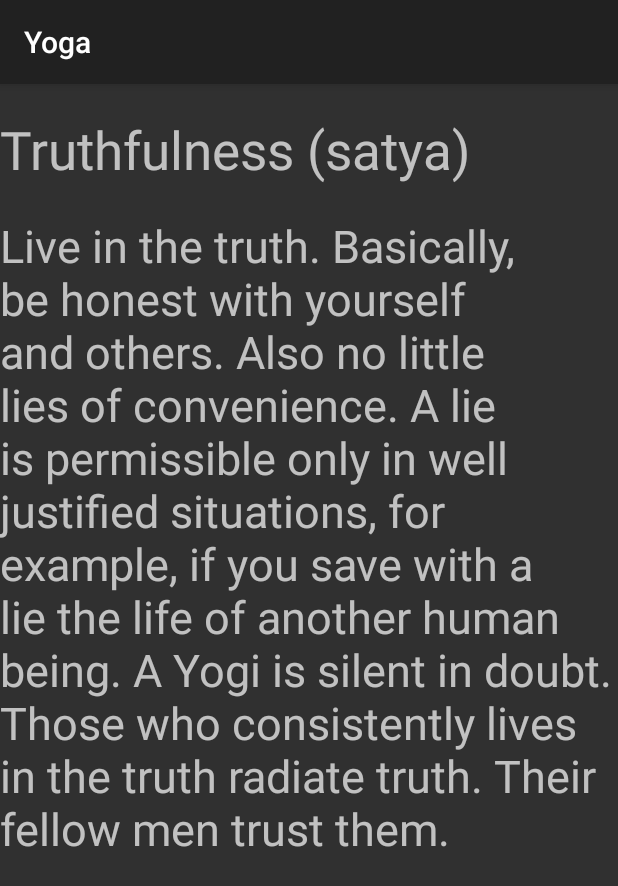
After one commit to Mutharasan96/Yoga, an Android app: the fragment PrinYoga2 shown on its own in the app's theme, on a phone screen of 412 x 824 dp. The commit adds this screen. Shown: the top 886 px of the screen. Run offline under Robolectric (Android 15) with nearby library versions, the phone set to English and light mode, and no system bars.

Commit message:
Pageviewer is created and Fragments for Principle of Yoga is inserted into that.

```diff
--- a/app/src/main/AndroidManifest.xml
+++ b/app/src/main/AndroidManifest.xml
@@ -11,6 +11,7 @@
         android:supportsRtl="true"
         android:theme="@style/Theme.AppCompat"
         tools:ignore="AllowBackup,GoogleAppIndexingWarning">
+        <activity android:name=".PageActivity"></activity>
         <activity
             android:name=".StartScreen"
             android:label="@string/title_activity_start_screen">
@@ -20,9 +21,7 @@
                 <category android:name="android.intent.category.LAUNCHER" />
             </intent-filter>
         </activity>
-        <activity android:name=".MainActivity">
-
-        </activity>
+        <activity android:name=".MainActivity"></activity>
     </application>
 
 </manifest>
--- /dev/null
+++ b/app/src/main/java/com/example/yoga/PrinYoga2.java
@@ -0,0 +1,19 @@
+package com.example.yoga;
+
+import android.support.annotation.NonNull;
+import android.support.v4.app.Fragment;
+import android.os.Bundle;
+import android.view.LayoutInflater;
+import android.view.View;
+import android.view.ViewGroup;
+
+public class PrinYoga2 extends Fragment {
+
+
+    @Override
+    public View onCreateView(@NonNull LayoutInflater inflater, ViewGroup container,
+                             Bundle savedInstanceState) {
+        // Inflate the layout for this fragment
+        return inflater.inflate(R.layout.fragment_prin_yoga2, container, false);
+    }
+}
--- /dev/null
+++ b/app/src/main/res/layout/fragment_prin_yoga2.xml
@@ -0,0 +1,25 @@
+<?xml version="1.0" encoding="utf-8"?>
+<RelativeLayout xmlns:android="http://schemas.android.com/apk/res/android"
+    xmlns:tools="http://schemas.android.com/tools"
+    android:layout_width="match_parent"
+    android:layout_height="match_parent"
+    tools:context=".PrinYoga2">
+
+    <TextView
+        android:layout_width="match_parent"
+        android:layout_height="wrap_content"
+        android:text="@string/saatya_title"
+        android:textSize="35sp"
+        android:layout_marginTop="20dp"
+        android:id="@+id/ahimsa_title"
+        />
+    <TextView
+        android:layout_width="match_parent"
+        android:layout_height="wrap_content"
+        android:layout_below="@id/ahimsa_title"
+        android:text="@string/satya_des"
+        android:textSize="30sp"
+        android:layout_marginTop="20dp"
+        />
+
+</RelativeLayout>
--- a/app/src/main/res/values/strings.xml
+++ b/app/src/main/res/values/strings.xml
@@ -14,5 +14,16 @@
 
     <!-- TODO: Remove or change this placeholder text -->
     <string name="hello_blank_fragment">Hello blank fragment</string>
+    <string name="share">share</string>
+
+    <string name="ahimsa_title">Non-violence (ahimsa)</string>
+    <string name="ahimsa_des">No killing other beings. Be meek. Be peaceful.</string>
+    <string name="saatya_title">Truthfulness (satya)</string>
+    <string name="satya_des">Live in the truth. Basically, be honest with yourself and others. Also no little lies of convenience. A lie is permissible only in well justified situations, for example, if you save with a lie the life of another human being. A Yogi is silent in doubt. Those who consistently lives in the truth radiate truth. Their fellow men trust them.
+</string>
+    <string name="asteya_title">Righteousness (asteya)</string>
+    <string name="asteya_des">Not stealing, not cheating. A Yogi is in professional life generally honest. He does not seek unwarranted advantage, but he is looking for fair trade.
+</string>
+    <string name="principles_of_yoga">Principles of Yoga</string>
 
 </resources>
```
Also changed, not shown: app/src/main/java/com/example/yoga/MainActivity.java (+22 -14 lines), app/src/main/java/com/example/yoga/MenuListFragment.java (deleted, +0 -26 lines), app/src/main/java/com/example/yoga/PrinYoga1.java (added, +18 -0 lines), app/src/main/java/com/example/yoga/PrincYoga3.java (added, +16 -0 lines), app/src/main/java/com/example/yoga/PrincYogaAdapter.java (added, +26 -0 lines), app/src/main/res/layout/activity_list.xml (+16 -6 lines), app/src/main/res/layout/activity_main.xml (+43 -3 lines), app/src/main/res/layout/fragment_menu_list.xml (deleted, +0 -19 lines), app/src/main/res/layout/fragment_prin_yoga1.xml (added, +25 -0 lines), app/src/main/res/layout/fragment_princ_yoga3.xml (added, +25 -0 lines), 3 other files.
